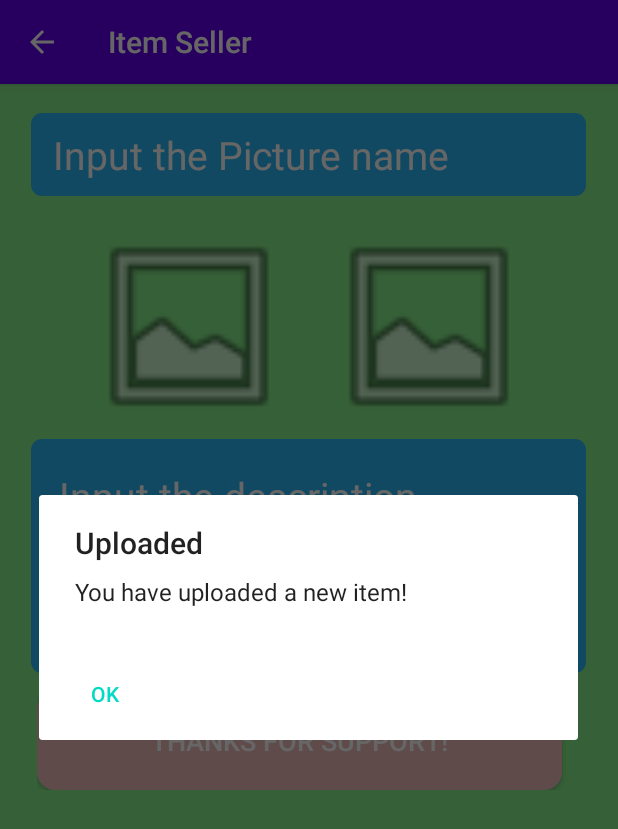
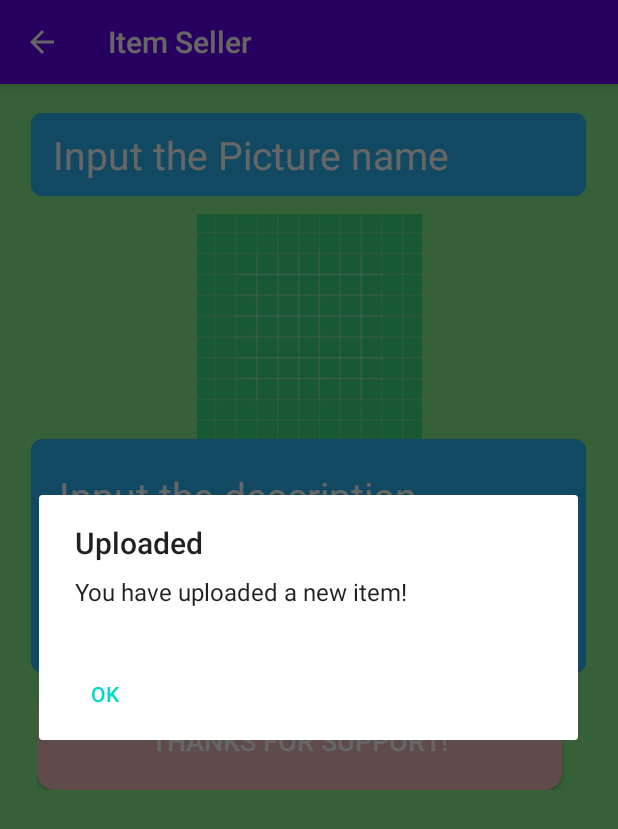
Before and after one commit to harrycwa127/secuirty_project, an Android app: the UploadActivity screen opened directly, with no data from a screen before it, after a tap on "UPLOAD", on a phone screen of 412 x 824 dp. Shown: the top 829 px of the screen. Run offline under Robolectric (Android 15) with nearby library versions, the phone set to English and light mode, and no system bars.

Commit message:
fixed app crash when upload image

```diff
--- a/GUItest2/app/src/main/java/com/example/guitest2/UploadActivity.java
+++ b/GUItest2/app/src/main/java/com/example/guitest2/UploadActivity.java
@@ -5,50 +5,49 @@ import android.content.DialogInterface;
 import android.content.Intent;
 import android.net.Uri;
 import android.os.Bundle;
+import android.provider.MediaStore;
 import android.util.Log;
 import android.view.View;
 import android.widget.Button;
 import android.widget.EditText;
 import android.widget.ImageButton;
+import android.widget.ImageView;
 import android.widget.RelativeLayout;
 
 import androidx.appcompat.app.AppCompatActivity;
+
+import java.util.ArrayList;
 
 
 public class UploadActivity extends AppCompatActivity {
     private ImageButton imageButtonLow, imageButtonHigh;
     int SELECT_PICTURE = 200;
-    private String resolution,lowFileName, highFileName;
-    private String name, description , price;
+    private String resolution, lowFileName, highFileName;
+    private String name, description, price;
     private EditText nameEditText, descriptionEditText, priceEditText;
+    ImageView image;
     // Get the last ImageButton's layout parameters
     RelativeLayout.LayoutParams params;
+    Uri selectedImageUri;
+    ArrayList<String> imageData;
+    DBHelper dbHelper = new DBHelper(this);
 
-    DBHelper dbHelper = new DBHelper(this);
     @Override
     protected void onCreate(Bundle savedInstanceState) {
         super.onCreate(savedInstanceState);
         setContentView(R.layout.activity_upload);
 
-        imageButtonLow = findViewById(R.id.imageButtonLow);
-        imageButtonHigh = findViewById(R.id.imageButtonHight);
+        imageData = new ArrayList<>();
         nameEditText = findViewById(R.id.nameEditText);
         descriptionEditText = findViewById(R.id.descriptionEditText);
         priceEditText = findViewById(R.id.priceEditText);
         Button uploadButton = findViewById(R.id.uploadButton);
 
-        imageButtonLow.setOnClickListener(new View.OnClickListener() {
+        image = findViewById(R.id.imageView2);
+
+        image.setOnClickListener(new View.OnClickListener() {
             @Override
-            public void onClick(View v) {
-                resolution = "low";
-                imageChooser();
-            }
-        });
-
-        imageButtonHigh.setOnClickListener(new View.OnClickListener() {
-            @Override
-            public void onClick(View v) {
-                resolution = "high";
+            public void onClick(View view) {
                 imageChooser();
             }
         });
@@ -60,7 +59,7 @@ public class UploadActivity extends AppCompatActivity {
                 name = nameEditText.getText().toString();
                 description = descriptionEditText.getText().toString();
                 price = priceEditText.getText().toString();
-                dbHelper.insertContact(name, description,price,lowFileName,highFileName);
+                dbHelper.insertContact(name, description, price, lowFileName, highFileName);
                 AlertDialog.Builder builder = new AlertDialog.Builder(UploadActivity.this);
                 builder.setTitle("Uploaded");
                 builder.setMessage("You have uploaded a new item!");
@@ -72,12 +71,19 @@ public class UploadActivity extends AppCompatActivity {
                 });
                 builder.show();
                 //set to default value
-                imageButtonLow.setImageResource(android.R.drawable.ic_menu_gallery);
-                imageButtonHigh.setImageResource(android.R.drawable.ic_menu_gallery);
+//                imageButtonLow.setImageResource(android.R.drawable.ic_menu_gallery);
+//                imageButtonHigh.setImageResource(android.R.drawable.ic_menu_gallery);
                 nameEditText.setText("");
                 descriptionEditText.setText("");
                 priceEditText.setText("");
                 uploadButton.setText("Thanks for support!");
+
+                imageData.add(price);
+                imageData.add(name);
+                imageData.add(description);
+
+                // Back to main menu
+
             }
         });
     }
@@ -100,22 +106,11 @@ public class UploadActivity extends AppCompatActivity {
             // SELECT_PICTURE constant
             if (requestCode == SELECT_PICTURE) {
                 // Get the url of the image from data
-                Uri selectedImageUri = data.getData();
+                selectedImageUri = data.getData();
                 // update the preview image in the layout
                 if (null != selectedImageUri) {
                     //if the image is low resolution picture
-                    if(resolution == "low"){
-                        lowFileName = selectedImageUri.getLastPathSegment();
-                        lowFileName = lowFileName.substring(lowFileName.lastIndexOf("/") + 1);
-                        lowFileName = lowFileName.substring(0, lowFileName.lastIndexOf('.'));
-                        imageButtonLow.setImageURI(selectedImageUri);
-                    }
-                    else{ //if the image is high resolution picture
-                        highFileName = selectedImageUri.getLastPathSegment();
-                        highFileName = highFileName.substring(highFileName.lastIndexOf("/") + 1);
-                        highFileName = highFileName.substring(0, highFileName.lastIndexOf('.'));
-                        imageButtonHigh.setImageURI(selectedImageUri);
-                    }
+                    image.setImageURI(selectedImageUri);
                 }
             }
         }
--- a/GUItest2/app/src/main/res/layout/activity_upload.xml
+++ b/GUItest2/app/src/main/res/layout/activity_upload.xml
@@ -32,27 +32,12 @@
         android:layout_height="150dp"
         android:orientation="horizontal">
 
-        <ImageButton
-            android:id="@+id/imageButtonLow"
-            android:layout_width="150dp"
-            android:layout_height="150dp"
-            android:layout_marginEnd="20dp"
+        <ImageView
+            android:id="@+id/imageView2"
+            android:layout_width="wrap_content"
+            android:layout_height="match_parent"
             android:layout_weight="1"
-            android:adjustViewBounds="true"
-            android:background="#00000000"
-
-            android:scaleType="fitCenter"
-            app:srcCompat="@android:drawable/ic_menu_gallery" />
-
-        <ImageButton
-            android:id="@+id/imageButtonHight"
-            android:layout_width="150dp"
-            android:layout_height="150dp"
-            android:layout_weight="1"
-            android:adjustViewBounds="true"
-            android:background="#00000000"
-            android:scaleType="fitCenter"
-            app:srcCompat="@android:drawable/ic_menu_gallery" />
+            app:srcCompat="@drawable/ic_launcher_background" />
 
     </LinearLayout>
 
--- a/GUItest2/build.gradle
+++ b/GUItest2/build.gradle
@@ -4,8 +4,8 @@ buildscript {
     }
 }// Top-level build file where you can add configuration options common to all sub-projects/modules.
 plugins {
-    id 'com.android.application' version '7.1.2' apply false
-    id 'com.android.library' version '7.1.2' apply false
+    id 'com.android.application' version '7.1.3' apply false
+    id 'com.android.library' version '7.1.3' apply false
 
 }
 
```
